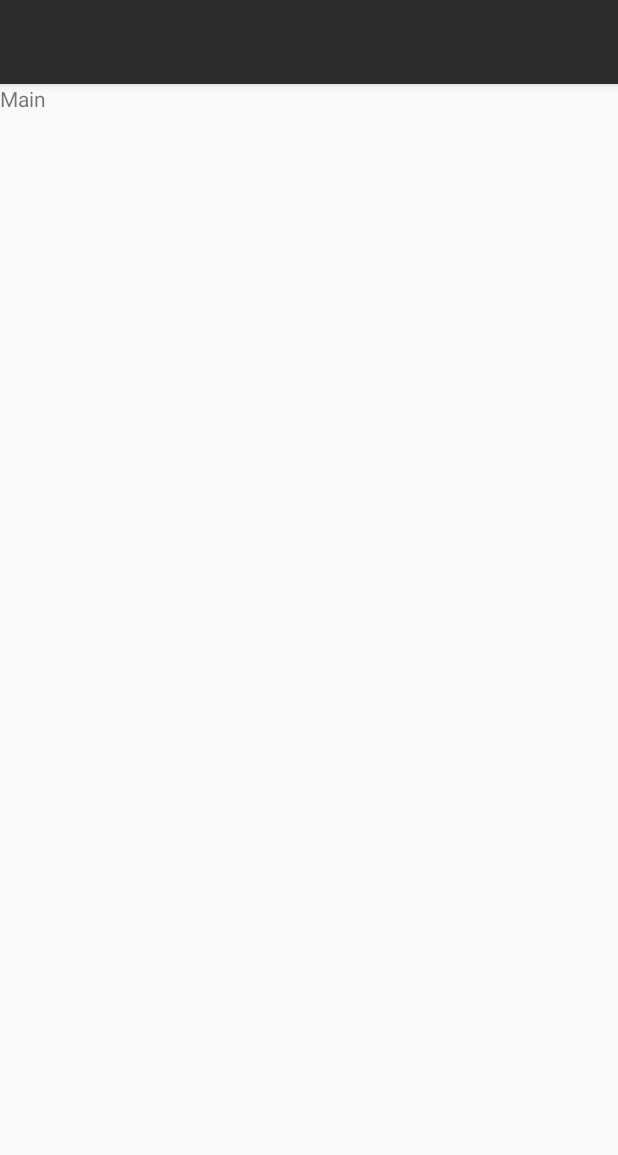
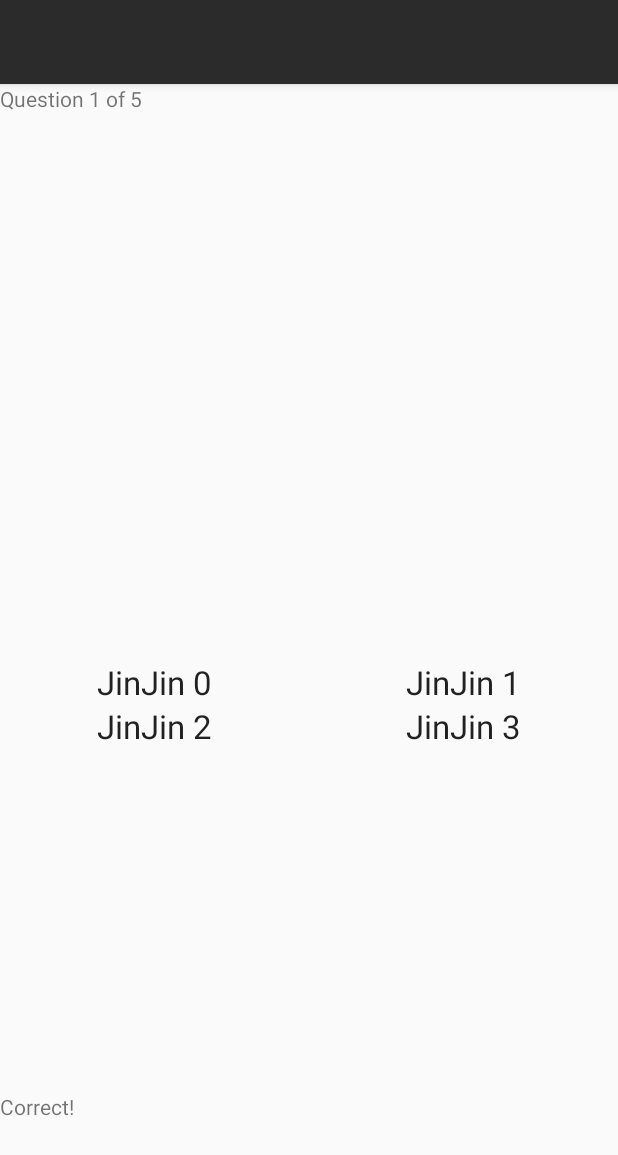
Before and after one commit to PhyuCin/GuessTheIdol, an Android app: the layout activity_main.xml on its own in the app's theme, with its tools: preview values and no code run, on a phone screen of 412 x 824 dp. Shown: the top 1155 px of the screen. Run offline under Robolectric (Android 15) with nearby library versions, the phone set to English and light mode, and no system bars.

Commit message:
finish basic structure

```diff
--- /dev/null
+++ b/app/src/main/java/com/example/guesstheidol/AssetManager.java
@@ -0,0 +1,15 @@
+package com.example.guesstheidol;
+
+import android.content.Context;
+
+import java.util.Dictionary;
+import java.util.List;
+
+public class AssetManager {
+//    private Dictionary<String, String> idolPaths;
+//    private Dictionary<String, List<String>> groupMembers;
+//
+//    public AssetManager(Context context, ){
+//        context.getAssets().
+//    }
+}
--- a/app/src/main/java/com/example/guesstheidol/MainActivity.java
+++ b/app/src/main/java/com/example/guesstheidol/MainActivity.java
@@ -25,6 +25,7 @@ public class MainActivity extends AppCompatActivity {
         SharedPreferences sharedPreferences = PreferenceManager.getDefaultSharedPreferences(this);
         Set<String> groups = sharedPreferences.getStringSet("groupsSelection", new HashSet<String>());
 
+        assert groups != null;
         if(groups.size() == 0){
             groups.add("ASTRO");
             sharedPreferences.edit().putStringSet("groupsSelection", groups).apply();
--- a/app/src/main/java/com/example/guesstheidol/MainActivityFragment.java
+++ b/app/src/main/java/com/example/guesstheidol/MainActivityFragment.java
@@ -1,22 +1,53 @@
 package com.example.guesstheidol;
 
+import android.content.SharedPreferences;
+import android.preference.PreferenceManager;
 import android.support.v4.app.Fragment;
 import android.os.Bundle;
 import android.view.LayoutInflater;
 import android.view.View;
 import android.view.ViewGroup;
+import android.widget.ArrayAdapter;
+import android.widget.GridView;
 
 /**
  * A placeholder fragment containing a simple view.
  */
 public class MainActivityFragment extends Fragment {
 
-    public MainActivityFragment() {
+    private GridView choiceItems;
+    private ArrayAdapter<String> choiceAdapter;
+    private String[] idolNames;
+
+    @Override
+    public void onStart() {
+        super.onStart();
+        choiceItems.invalidate();
     }
 
     @Override
     public View onCreateView(LayoutInflater inflater, ViewGroup container,
                              Bundle savedInstanceState) {
-        return inflater.inflate(R.layout.fragment_main, container, false);
+        View mainFragmentView = inflater.inflate(R.layout.fragment_main, container, false);
+
+        choiceItems = (GridView) mainFragmentView.findViewById(R.id.choiceItems);
+        choiceAdapter = new ArrayAdapter<>(getContext(), R.layout.choice_item);
+        choiceItems.setAdapter(choiceAdapter);
+
+        SharedPreferences prefs = PreferenceManager.getDefaultSharedPreferences(getContext());
+
+        String choiceStr = prefs.getString("choicesSelection", "0");
+
+        int number_of_choices = Integer.parseInt(choiceStr);
+
+        idolNames = new String[number_of_choices];
+        for(int i = 0; i < idolNames.length; ++i){
+            idolNames[i] = "JinJin " + i;
+        }
+
+        choiceAdapter.addAll(idolNames);
+
+
+        return mainFragmentView;
     }
 }
--- /dev/null
+++ b/app/src/main/java/com/example/guesstheidol/Question.java
@@ -0,0 +1,11 @@
+package com.example.guesstheidol;
+
+public class Question {
+    final int number;
+    final String[] choices;
+
+    public Question(int number, String[] choices){
+        this.number = number;
+        this.choices = choices;
+    }
+}
--- a/app/src/main/java/com/example/guesstheidol/SettingsActivityFragment.java
+++ b/app/src/main/java/com/example/guesstheidol/SettingsActivityFragment.java
@@ -1,6 +1,7 @@
 package com.example.guesstheidol;
 
 import android.annotation.SuppressLint;
+import android.content.Intent;
 import android.content.SharedPreferences;
 import android.os.Bundle;
 import android.preference.MultiSelectListPreference;
@@ -41,6 +42,7 @@ implements SharedPreferences.OnSharedPreferenceChangeListener{
         Log.i("SettingsActivityFrag", "on shared preferences changed called" + key);
         switch(key){
             case "choicesSelection":
+                getActivity().navigateUpTo(new Intent(getContext(), MainActivity.class));
                 break;
 
             case "groupsSelection":
--- a/app/src/main/res/layout-land/content_main.xml
+++ b/app/src/main/res/layout-land/content_main.xml
@@ -10,17 +10,6 @@
     <fragment xmlns:android="http://schemas.android.com/apk/res/android"
         xmlns:app="http://schemas.android.com/apk/res-auto"
         xmlns:tools="http://schemas.android.com/tools"
-        android:id="@+id/fragment"
-        android:name="com.example.guesstheidol.MainActivityFragment"
-        android:layout_width="0dp"
-        android:layout_weight="1"
-        android:layout_height="match_parent"
-        app:layout_behavior="@string/appbar_scrolling_view_behavior"
-        tools:layout="@layout/fragment_main" />
-
-    <fragment xmlns:android="http://schemas.android.com/apk/res/android"
-        xmlns:app="http://schemas.android.com/apk/res-auto"
-        xmlns:tools="http://schemas.android.com/tools"
         android:id="@+id/fragment2"
         android:name="com.example.guesstheidol.SettingsActivityFragment"
         android:layout_width="0dp"
@@ -29,4 +18,18 @@
         app:layout_behavior="@string/appbar_scrolling_view_behavior"
         tools:layout="@layout/fragment_settings" />
 
+
+    <fragment xmlns:android="http://schemas.android.com/apk/res/android"
+        xmlns:app="http://schemas.android.com/apk/res-auto"
+        xmlns:tools="http://schemas.android.com/tools"
+        android:id="@+id/fragment"
+        android:name="com.example.guesstheidol.MainActivityFragment"
+        android:layout_width="0dp"
+        android:layout_weight="2"
+        android:layout_height="match_parent"
+        app:layout_behavior="@string/appbar_scrolling_view_behavior"
+        tools:layout="@layout/fragment_main" />
+
+
+
 </LinearLayout>
--- /dev/null
+++ b/app/src/main/res/layout/choice_item.xml
@@ -0,0 +1,9 @@
+<?xml version="1.0" encoding="utf-8"?>
+<TextView xmlns:android="http://schemas.android.com/apk/res/android"
+    xmlns:app="http://schemas.android.com/apk/res-auto"
+    android:layout_width="match_parent"
+    android:layout_height="match_parent"
+    android:gravity="center"
+    android:textAppearance="@style/TextAppearance.AppCompat.Large">
+
+</TextView>
--- a/app/src/main/res/layout/fragment_main.xml
+++ b/app/src/main/res/layout/fragment_main.xml
@@ -1,15 +1,40 @@
 <?xml version="1.0" encoding="utf-8"?>
-<android.support.constraint.ConstraintLayout xmlns:android="http://schemas.android.com/apk/res/android"
+<LinearLayout xmlns:android="http://schemas.android.com/apk/res/android"
     xmlns:tools="http://schemas.android.com/tools"
     android:layout_width="match_parent"
     android:layout_height="match_parent"
     tools:context=".MainActivityFragment"
-    tools:showIn="@layout/activity_main">
+    tools:showIn="@layout/activity_main"
+    android:orientation="vertical">
 
 
     <TextView
+        android:id="@+id/questionStatus"
         android:layout_width="match_parent"
-        android:layout_height="match_parent"
-        android:text="Main"/>
+        android:layout_height="0dp"
+        android:layout_weight="1"
+        android:text="Question 1 of 5"
+        />
 
-</android.support.constraint.ConstraintLayout>
+    <ImageView
+        android:id="@+id/idolImage"
+        android:layout_width="match_parent"
+        android:layout_height="0dp"
+        android:layout_weight="3"/>
+
+    <GridView
+        android:id="@+id/choiceItems"
+        android:numColumns="2"
+        android:layout_width="match_parent"
+        android:layout_height="0dp"
+        android:layout_weight="3"/>
+
+
+    <TextView
+        android:id="@+id/answerStatus"
+        android:layout_width="match_parent"
+        android:layout_height="0dp"
+        android:layout_weight="1"
+        android:text="Correct!"
+        />
+</LinearLayout>
```
